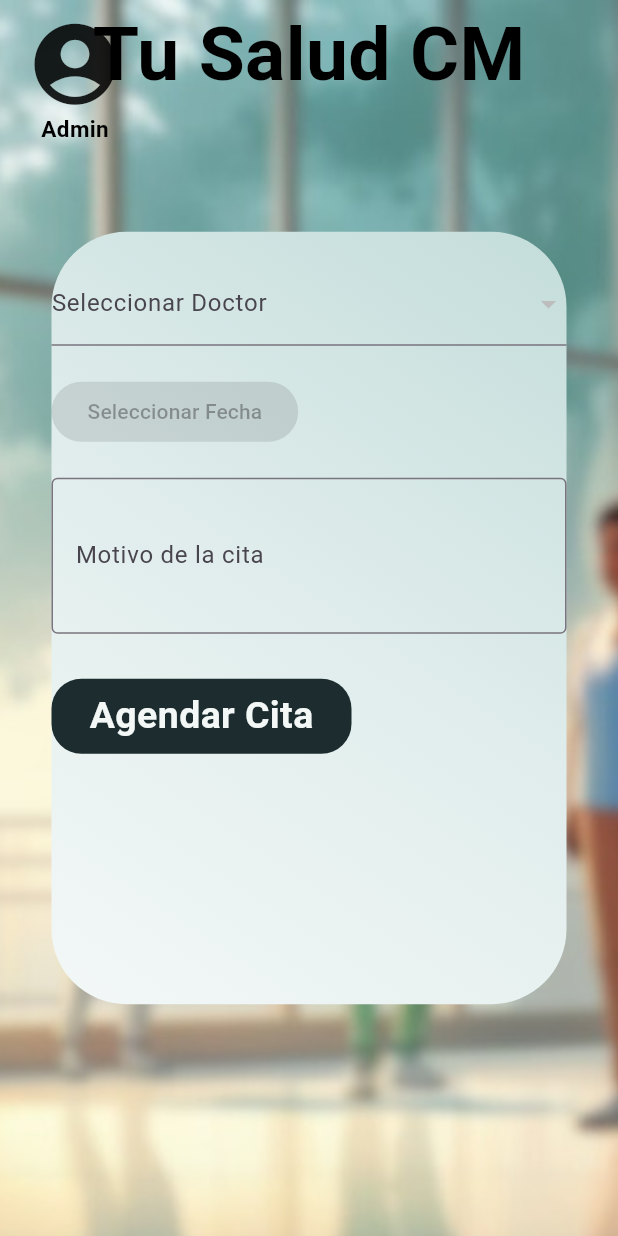
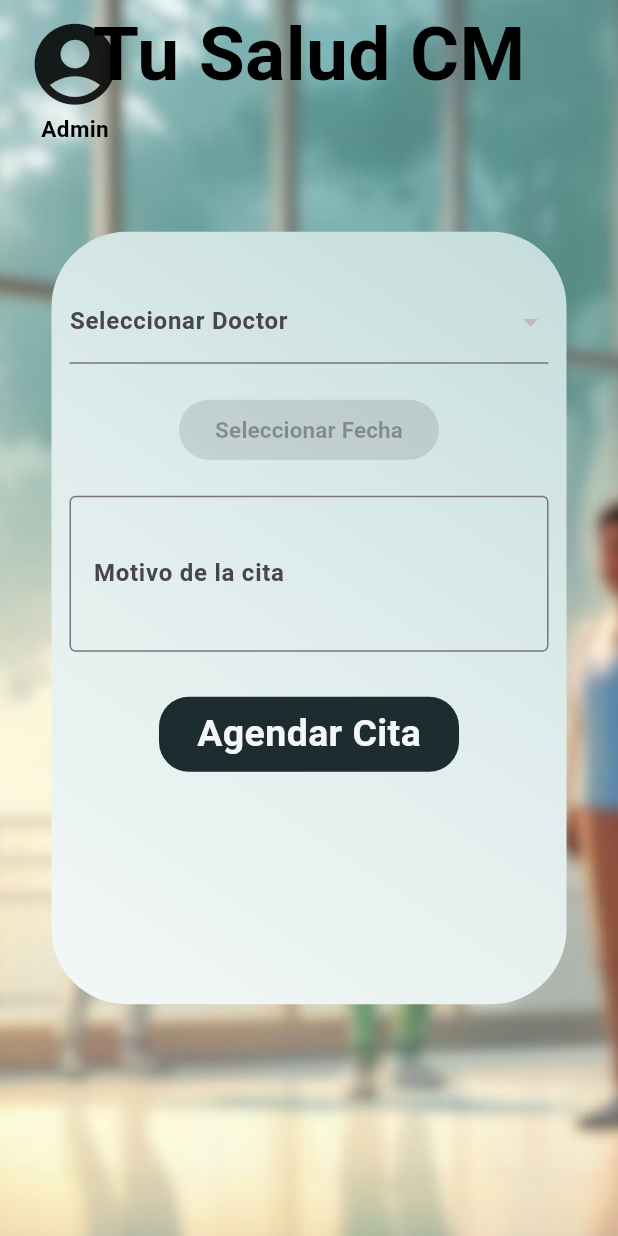
Before and after one commit to Nicolas18RO/Hospital_application_web, a Flutter app: the AgendarCitasScreen screen opened directly, on a phone screen of 412 x 824 dp. Run offline on Flutter 3.47's test engine with Material 3 defaults, Android fonts, the phone set to English and light mode, and no system bars; our stand-ins replace cloud_firestore, firebase_auth, firebase_core; accounts and stored records are empty; statements that could not run were skipped.

Commit message:
Se agrego estilo a: AgendarCitaScreen

```diff
--- a/lib/UserRole Module/User/Agendar Citas Module/Screen/agendar_cita_screen.dart
+++ b/lib/UserRole Module/User/Agendar Citas Module/Screen/agendar_cita_screen.dart
@@ -166,22 +166,28 @@ class _AgendarCitasScreenState extends State<AgendarCitasScreen> {
           Center(
             child: ContainerAgendarCitas(
               child: SingleChildScrollView(
+                child: Padding(
+                  padding: const EdgeInsets.all(12),
                   child: Form(
                     key: _formKey,
                     child: Column(
-                    crossAxisAlignment: CrossAxisAlignment.start,
+                      crossAxisAlignment: CrossAxisAlignment.center,
                       children: [
                         const SizedBox(height: 20),
 
                         // Doctor
                         DropdownButtonFormField<String>(
                           decoration: const InputDecoration(
-                            labelText: 'Seleccionar Doctor'),
+                              labelText: 'Seleccionar Doctor',
+                              labelStyle:
+                                  TextStyle(fontWeight: FontWeight.bold)),
                           items: _doctors.map((doctor) {
                             return DropdownMenuItem(
                               value: doctor.id,
-                            child: Text(
-                                'Dr. ${doctor.name} ${doctor.lastName} - ${doctor.specialty}'),
+                              child: MyText(
+                                  texto:
+                                      'Dr. ${doctor.name} ${doctor.lastName} - ${doctor.specialty}',
+                                  fontSizeText: 15),
                             );
                           }).toList(),
                           onChanged: (value) {
@@ -202,34 +208,38 @@ class _AgendarCitasScreenState extends State<AgendarCitasScreen> {
                           onPressed: _selectedDoctorId == null
                               ? null
                               : () => _selectDate(context),
-                        child: Text(
-                          _selectedDate == null
+                          child: MyText(
+                              texto: _selectedDate == null
                                   ? 'Seleccionar Fecha'
                                   : 'Fecha: ${DateFormat('yyyy-MM-dd').format(_selectedDate!)}',
-                        ),
+                              fontSizeText: 15),
                         ),
 
                         if (_selectedDate != null &&
                             _selectedDoctorId != null) ...[
                           const SizedBox(height: 20),
-                        const Text('Horarios Disponibles:'),
+                          const MyText(
+                              texto: 'Horarios Disponibles:', fontSizeText: 15),
                           Wrap(
                             spacing: 8,
-                          children: _availableSlots[_selectedDoctorId]
-                                  ?.map((time) {
+                            children:
+                                _availableSlots[_selectedDoctorId]?.map((time) {
                                       return ChoiceChip(
                                         label: Text(time),
                                         selected: _selectedTime == time,
                                         onSelected: (selected) {
                                           setState(() {
-                                      _selectedTime = selected ? time : null;
+                                            _selectedTime =
+                                                selected ? time : null;
                                           });
                                         },
                                       );
                                     }).toList() ??
                                     [
-                                const Text(
-                                    'No hay horarios disponibles para este día')
+                                      const MyText(
+                                          texto:
+                                              'No hay horarios disponibles para este día',
+                                          fontSizeText: 15)
                                     ],
                           ),
                         ],
@@ -239,8 +249,10 @@ class _AgendarCitasScreenState extends State<AgendarCitasScreen> {
                         // Motivo
                         TextFormField(
                           controller: _reasonController,
+                          style: const TextStyle(fontWeight: FontWeight.bold),
                           decoration: const InputDecoration(
                             labelText: 'Motivo de la cita',
+                            labelStyle: TextStyle(fontWeight: FontWeight.bold),
                             border: OutlineInputBorder(),
                           ),
                           maxLines: 3,
@@ -261,6 +273,7 @@ class _AgendarCitasScreenState extends State<AgendarCitasScreen> {
                   ),
                 ),
               ),
+            ),
           )
         ],
       ),
```
Lines whose indentation alone changed are shown as unchanged.
